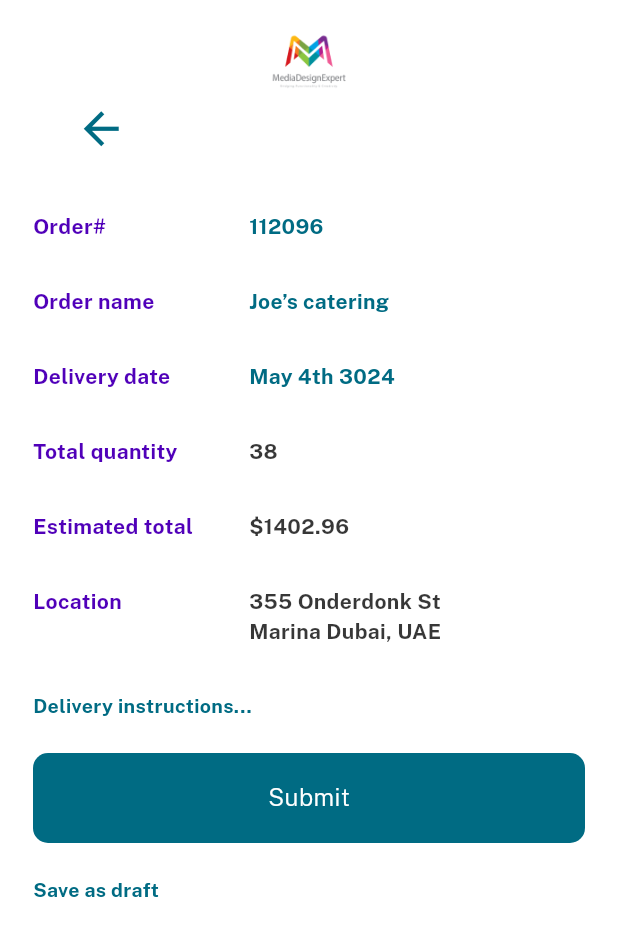
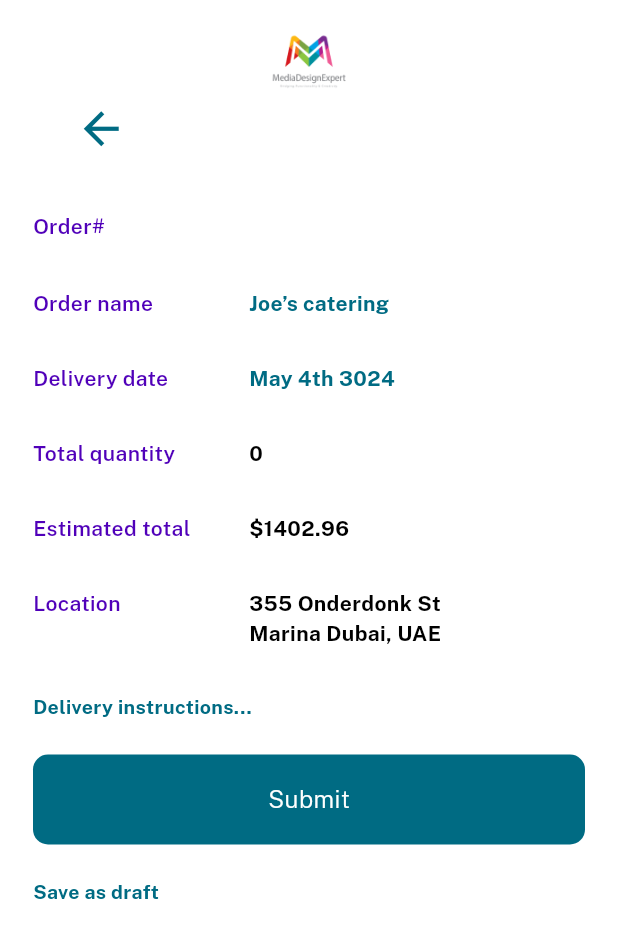
Before and after one commit to zaheerabas22/order_app, a Flutter app: the OrderScreenTyped screen opened directly with empty values, after a tap on the "arrow forward" icon, on a phone screen of 412 x 824 dp. Shown: the top 938 px of the screen. Run offline on Flutter 3.47's test engine with Material 3 defaults, Android fonts, the phone set to English and light mode, and no system bars; our stand-ins replace get, google_fonts, image_picker, permission_handler; network calls fail.

```diff
--- a/lib/common_widgets/custom_app_bar.dart
+++ b/lib/common_widgets/custom_app_bar.dart
@@ -1,4 +1,5 @@
 import 'package:flutter/material.dart';
+import 'package:order_app/constants/colors.dart';
 
 class CustomAppBar extends StatelessWidget implements PreferredSizeWidget {
   final Image? imagedrawer;
@@ -8,6 +9,7 @@ class CustomAppBar extends StatelessWidget implements PreferredSizeWidget {
   @override
   Widget build(BuildContext context) {
     return AppBar(
+      surfaceTintColor: AppColors.whiteColor,
       backgroundColor: Colors.white,
       leading: IconButton(
         onPressed: () {},
--- a/lib/constants/colors.dart
+++ b/lib/constants/colors.dart
@@ -5,7 +5,8 @@ class AppColors {
   static const secondaryColor = Colors.green;
   static const tealColor = Color(0xff006B83);
   static const purpleColor = Color(0xff5000B9);
-  static const blackColor = Color.fromARGB(200, 0, 0, 0);
+  static const blackColor = Color(0xff000000);
   static const whiteColor = Colors.white;
+  static const offwhiteColor = Color.fromARGB(223, 223, 220, 220);
 
 }
--- a/lib/screens/order_screen_one.dart
+++ b/lib/screens/order_screen_one.dart
@@ -45,8 +45,19 @@ class OrderScreenNoTypedState extends State<OrderScreenNoTyped> {
       controller.addProduct(Product(quantity: '', name: ''));
       quantityFocusNodes.add(FocusNode());
       nameFocusNodes.add(FocusNode());
+    });
+    WidgetsBinding.instance.addPostFrameCallback((_) {
       _focusOnEmptyRow();
     });
+  }
+
+  bool _isAllRowsFilled() {
+    for (var product in controller.items) {
+      if (product.name.isEmpty || product.quantity.isEmpty) {
+        return false;
+      }
+    }
+    return true;
   }
 
   bool _shouldEnableButton() {
@@ -84,11 +95,11 @@ class OrderScreenNoTypedState extends State<OrderScreenNoTyped> {
   }
 
   void _handleFieldSubmitted(int index) {
+    if (_isAllRowsFilled()) {
+      _addRow();
+    } else {
       _focusOnEmptyRow();
     }
-
-  void _handleFloatingActionButton() {
-    _addRow();
   }
 
   void _handleSubmit() {
@@ -116,9 +127,10 @@ class OrderScreenNoTypedState extends State<OrderScreenNoTyped> {
               mainAxisAlignment: MainAxisAlignment.start,
               crossAxisAlignment: CrossAxisAlignment.end,
               children: [
-                Padding(
-                  padding: const EdgeInsets.only(right: 40.0),
-                  child: IconButton(
+                IconButton(
+                  padding: const EdgeInsets.only(
+                    right: 40,
+                  ),
                   onPressed: _shouldEnableButton() ? _handleSubmit : null,
                   icon: Icon(
                     Icons.arrow_forward,
@@ -128,14 +140,11 @@ class OrderScreenNoTypedState extends State<OrderScreenNoTyped> {
                     size: 35,
                   ),
                 ),
-                ),
                 Padding(
                   padding: const EdgeInsets.symmetric(horizontal: 17.0),
-                  child: SizedBox(
-                    height: 26.6,
                   child: Row(
                     mainAxisAlignment: MainAxisAlignment.start,
-                      crossAxisAlignment: CrossAxisAlignment.start,
+                    crossAxisAlignment: CrossAxisAlignment.center,
                     children: [
                       const Text(
                         'Order #',
@@ -160,7 +169,6 @@ class OrderScreenNoTypedState extends State<OrderScreenNoTyped> {
                         ),
                       ),
                     ],
-                    ),
                   ),
                 ),
                 Expanded(
@@ -273,7 +281,8 @@ class OrderScreenNoTypedState extends State<OrderScreenNoTyped> {
                                                         product.name =
                                                             selectedProduct;
                                                       });
-                                                      _focusOnEmptyRow();
+                                                      _handleFieldSubmitted(
+                                                          index);
                                                     },
                                                     fieldViewBuilder: (
                                                       BuildContext context,
@@ -348,15 +357,6 @@ class OrderScreenNoTypedState extends State<OrderScreenNoTyped> {
           );
         },
       ),
-      floatingActionButton: FloatingActionButton(
-        onPressed: _shouldEnableButton() ? _handleFloatingActionButton : null,
-        backgroundColor:
-            _shouldEnableButton() ? AppColors.tealColor : Colors.grey,
-        child: const Icon(
-          Icons.add,
-          color: AppColors.whiteColor,
-        ),
-      ),
     );
   }
 }
--- a/lib/screens/order_screen_typed.dart
+++ b/lib/screens/order_screen_typed.dart
@@ -33,12 +33,17 @@ class OrderScreenTyped extends StatelessWidget {
           filteredProducts.addAll(
               List.generate(10, (index) => Product(quantity: '', name: '')));
 
+          int totalQuantity = filteredProducts.fold(
+            0,
+            (sum, product) => sum + (int.tryParse(product.quantity) ?? 0),
+          );
+
           return Column(
             mainAxisAlignment: MainAxisAlignment.start,
             crossAxisAlignment: CrossAxisAlignment.start,
             children: [
               Padding(
-                padding: const EdgeInsets.symmetric(horizontal: 40.0),
+                padding: const EdgeInsets.only(right: 40.0, left: 49),
                 child: Row(
                   mainAxisAlignment: MainAxisAlignment.spaceBetween,
                   children: [
@@ -53,7 +58,10 @@ class OrderScreenTyped extends StatelessWidget {
                     ),
                     IconButton(
                       onPressed: () {
-                        Get.to(const OrderSettings());
+                        Get.to(OrderSettings(
+                          orderNumber: orderNumber,
+                          totalQuantity: totalQuantity,
+                        ));
                       },
                       icon: const Icon(
                         Icons.arrow_forward,
@@ -70,27 +78,30 @@ class OrderScreenTyped extends StatelessWidget {
                 margin: const EdgeInsets.only(left: 20),
                 child: Column(
                   children: [
-                    RichText(
-                      text: TextSpan(
+                    Row(
+                      mainAxisAlignment: MainAxisAlignment.start,
+                      crossAxisAlignment: CrossAxisAlignment.center,
                       children: [
-                          const TextSpan(
-                            text: 'Order # ',
+                        const Text(
+                          'Order #',
                           style: TextStyle(
-                              color: Colors.purple,
+                            color: AppColors.purpleColor,
                             fontSize: 16,
                             fontWeight: FontWeight.w600,
                           ),
                         ),
-                          TextSpan(
-                            text: orderNumber,
+                        const SizedBox(width: 10),
+                        Expanded(
+                          child: Text(
+                            orderNumber,
                             style: const TextStyle(
                               color: AppColors.tealColor,
                               fontSize: 16,
                               fontWeight: FontWeight.w600,
                             ),
                           ),
+                        ),
                       ],
-                      ),
                     ),
                   ],
                 ),
--- a/lib/screens/ordr_settings.dart
+++ b/lib/screens/ordr_settings.dart
@@ -4,7 +4,14 @@ import 'package:order_app/common_widgets/custom_app_bar.dart';
 import 'package:order_app/constants/colors.dart';
 
 class OrderSettings extends StatelessWidget {
-  const OrderSettings({super.key});
+  final String orderNumber;
+  final int totalQuantity; // Add this field
+
+  const OrderSettings({
+    super.key,
+    required this.orderNumber,
+    required this.totalQuantity, // Initialize this field
+  });
 
   @override
   Widget build(BuildContext context) {
@@ -30,11 +37,12 @@ class OrderSettings extends StatelessWidget {
                       color: AppColors.tealColor,
                       size: 35,
                     ),
-                    )),
+                  ),
+                ),
                 const SizedBox(height: 30),
-                const OrderSettingsText(
+                OrderSettingsText(
                   label: "Order#",
-                  value: "112096",
+                  value: orderNumber,
                 ),
                 const SizedBox(height: 30),
                 const OrderSettingsText(
@@ -47,9 +55,9 @@ class OrderSettings extends StatelessWidget {
                   value: "May 4th 3024",
                 ),
                 const SizedBox(height: 30),
-                const OrderSettingsText(
+                OrderSettingsText(
                   label: "Total quantity",
-                  value: "38",
+                  value: totalQuantity.toString(), // Use the passed quantity
                   valueColor: AppColors.blackColor,
                 ),
                 const SizedBox(height: 30),
@@ -134,7 +142,7 @@ class OrderSettingsText extends StatelessWidget {
             style: const TextStyle(
               color: AppColors.purpleColor,
               fontSize: 14,
-              fontWeight: FontWeight.w700,
+              fontWeight: FontWeight.w600,
             ),
           ),
         ),
```
Also changed, not shown: lib/controller/image_note_controller.dart (+60 -13 lines). Lines whose indentation alone changed are shown as unchanged.
